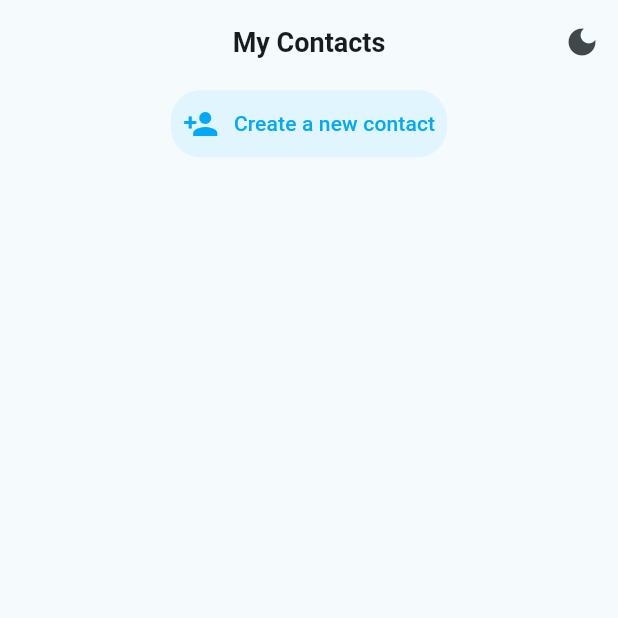
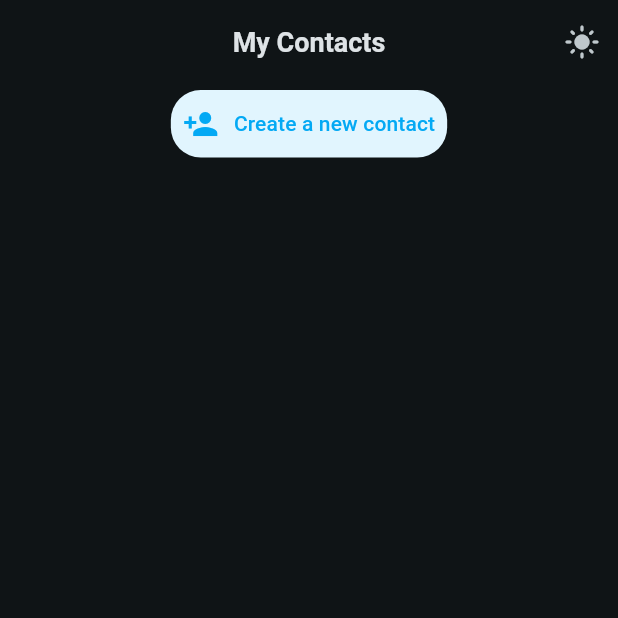
Before and after one commit to sumitFlutter/Contact-With-Provider, a Flutter app: the screen it shows after launch, after a tap on the "dark mode" icon, on a phone screen of 412 x 824 dp, the top half of it. Run offline on Flutter 3.47's test engine with Material 3 defaults, Android fonts, the light colour scheme and no system bars; our stand-ins replace image_picker, shared_preferences.

Commit message:
Theme Completed

```diff
--- a/lib/main.dart
+++ b/lib/main.dart
@@ -17,6 +17,8 @@ void main()
       ],
       child: Consumer<Provider1>(
         builder:  (context, value,child) {
+          value.getTheme();
+          value.theme=value.pTheme;
           return
           MaterialApp(
             debugShowCheckedModeBanner: false,
--- a/lib/screen/providers/provider.dart
+++ b/lib/screen/providers/provider.dart
@@ -7,10 +7,10 @@ class Provider1 with ChangeNotifier
 {
   List<Contact> contactList=[
   ];
-  bool? theme=false;
+  bool theme=false;
   String? path= "assets/image/profile.png";
   ThemeMode mode=ThemeMode.light;
-  bool? pTheme;
+  bool pTheme=false;
   IconData themeMode=Icons.dark_mode;
   int step=0;
   void cancelStep()
@@ -31,8 +31,8 @@ class Provider1 with ChangeNotifier
   }
   void setTheme()
   async {
-    theme=!theme!;
-    saveTheme(pTheme: theme!);
+    theme=!theme;
+    saveTheme(pTheme: theme);
     pTheme=(await applyTheme())!;
     if(pTheme==true)
     {
@@ -49,7 +49,6 @@ class Provider1 with ChangeNotifier
       mode=ThemeMode.light;
       themeMode=Icons.dark_mode;
     }
-    print(pTheme);
     notifyListeners();
   }
   void getTheme()
@@ -70,7 +69,6 @@ class Provider1 with ChangeNotifier
       mode=ThemeMode.light;
       themeMode=Icons.dark_mode;
     }
-    print(pTheme);
     notifyListeners();
   }
   void addData({required Contact c1})
--- a/lib/screen/splesh/splesh_screen.dart
+++ b/lib/screen/splesh/splesh_screen.dart
@@ -20,12 +20,9 @@ class _SpleshState extends State<SpleshScreen_> {
   }
   @override
   Widget build(BuildContext context) {
-    providerR=context.read<Provider1>();
-    providerR!.getTheme();
-    providerR!.theme=providerR!.pTheme;
     return SafeArea(child: Scaffold(
       body: Column(
-       mainAxisAlignment: MainAxisAlignment.center,
+        mainAxisAlignment: MainAxisAlignment.center,
         children: [
           Center(child: Image.asset("assets/logo/logo.png",height: 120,width: 120,fit: BoxFit.cover,)),
           const SizedBox(height: 5,),
```
Lines whose indentation alone changed are shown as unchanged.
